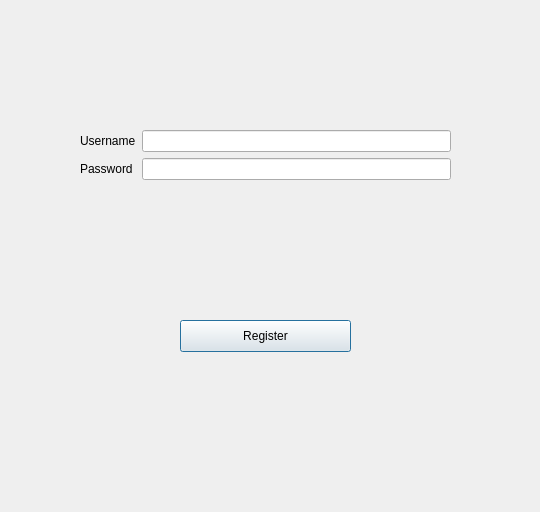
Above: GUIFiles/signup.ui from SammySamer/Distributed-System-Image-Sharing-Platform before the change. Below: the same form after it.
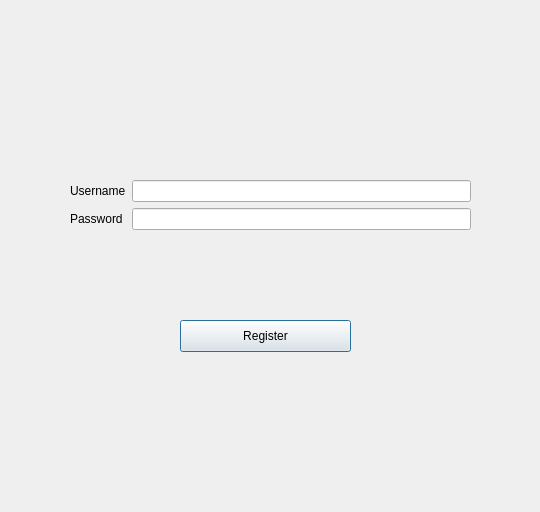
That is the form after the change.

Commit message: Cleaned up the GUI codes, Fixed Login/Signup

What changed in the file:
```diff
--- a/GUIFiles/signup.ui
+++ b/GUIFiles/signup.ui
@@ -29,10 +29,10 @@
   <widget class="QWidget" name="layoutWidget">
    <property name="geometry">
     <rect>
-     <x>80</x>
-     <y>130</y>
-     <width>371</width>
-     <height>151</height>
+     <x>70</x>
+     <y>180</y>
+     <width>401</width>
+     <height>101</height>
     </rect>
    </property>
    <layout class="QFormLayout" name="formLayout">
@@ -47,7 +47,11 @@
      <widget class="QLineEdit" name="user"/>
     </item>
     <item row="1" column="1">
-     <widget class="QLineEdit" name="pass"/>
+     <widget class="QLineEdit" name="pass">
+      <property name="echoMode">
+       <enum>QLineEdit::Password</enum>
+      </property>
+     </widget>
     </item>
     <item row="1" column="0">
      <widget class="QLabel" name="label_3">
```
Left out of the diff: 6 changed lines with no effect on the pictures. The commit also changes 23 other files.
